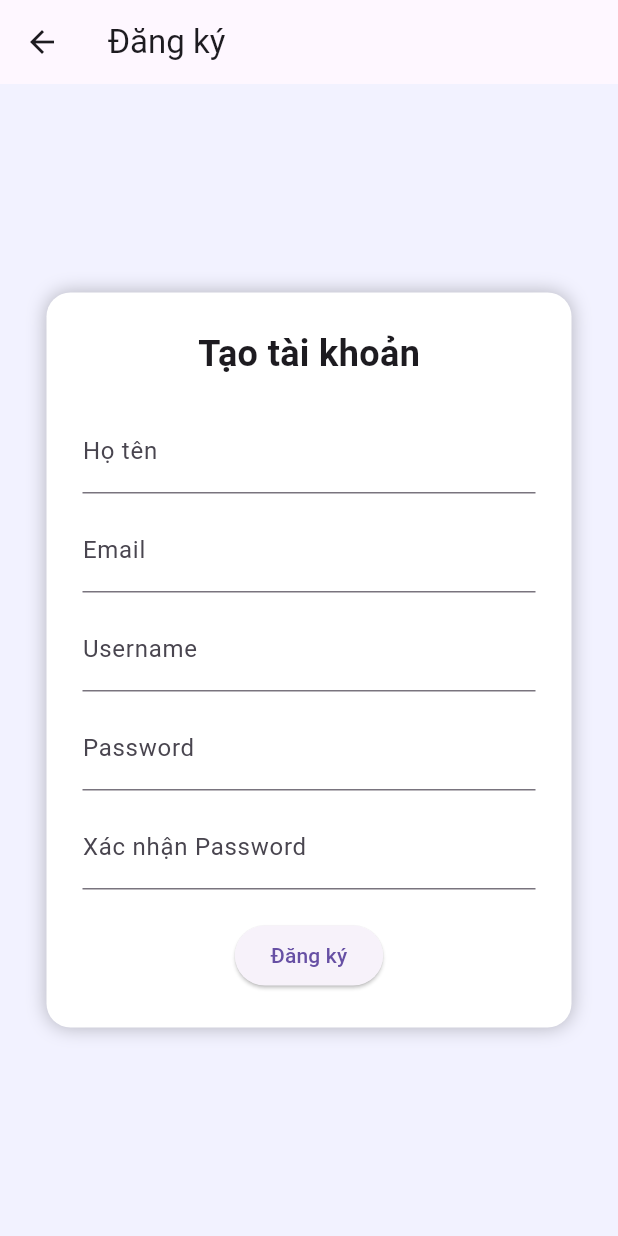
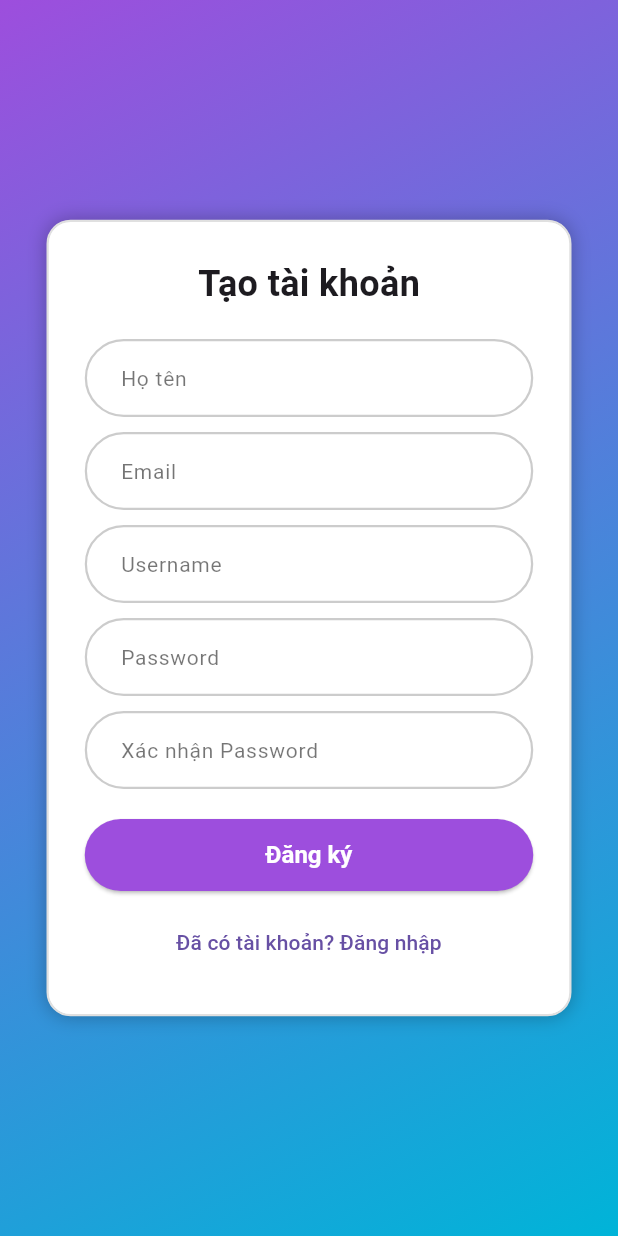
Before and after one commit to neradehiu/DevOps-app, a Flutter app: the screen it shows after launch, after a tap on "Đăng nhập", after a tap on "Chưa có tài khoản? Đăng ký", on a phone screen of 412 x 824 dp. Run offline on Flutter 3.47's test engine with Material 3 defaults, Android fonts, the phone set to English and light mode, and no system bars; our stand-ins replace flutter_secure_storage, get.

Commit message:
Cập nhật

```diff
--- a/lib/screens/login_screen.dart
+++ b/lib/screens/login_screen.dart
@@ -1,10 +1,11 @@
 import 'package:flutter/material.dart';
-import 'package:get/get.dart'; // nếu bạn dùng GetX để điều hướng
+import 'package:get/get.dart';
 import '../services/auth_service.dart';
 import '../models/login_request.dart';
 import 'register_screen.dart';
-import 'admin_screen.dart'; // bạn cần tạo màn này
-import 'user_screen.dart';  // bạn cần tạo màn này
+import 'admin_screen.dart';
+import 'user_screen.dart';
+import '../widgets/custom_input_decoration.dart';
 
 class LoginScreen extends StatefulWidget {
   const LoginScreen({super.key});
@@ -39,11 +40,10 @@ class _LoginScreenState extends State<LoginScreen> {
     final request = LoginRequest(username: username, password: password);
 
     final error = await _authService.login(request, (role) {
-      // ✅ Điều hướng theo vai trò
       if (role == "ROLE_ADMIN") {
         Get.offAll(() => const AdminScreen());
       } else {
-        Get.offAll(() => const UserScreen()); // USER và MANAGER dùng chung
+        Get.offAll(() => const UserScreen());
       }
     });
 
@@ -61,47 +61,98 @@ class _LoginScreenState extends State<LoginScreen> {
   @override
   Widget build(BuildContext context) {
     return Scaffold(
-      body: Center(
+      body: Container(
+        decoration: const BoxDecoration(
+          gradient: LinearGradient(
+            colors: [Color(0xFF9D4EDD), Color(0xFF00B4D8)],
+            begin: Alignment.topLeft,
+            end: Alignment.bottomRight,
+          ),
+        ),
+        child: Center(
           child: Container(
             width: 350,
             padding: const EdgeInsets.all(24),
             decoration: BoxDecoration(
               color: Colors.white,
               borderRadius: BorderRadius.circular(16),
-            boxShadow: const [BoxShadow(color: Colors.black26, blurRadius: 10)],
+              border: Border.all(
+                color: Colors.grey.shade300,
+                width: 1.5,
+              ),
+              boxShadow: const [
+                BoxShadow(color: Colors.black26, blurRadius: 10)
+              ],
             ),
             child: Column(
               mainAxisSize: MainAxisSize.min,
               children: [
-              const Text("Đăng nhập", style: TextStyle(fontSize: 24, fontWeight: FontWeight.bold)),
+                const Text(
+                  "Đăng nhập",
+                  style: TextStyle(fontSize: 24, fontWeight: FontWeight.bold),
+                ),
                 const SizedBox(height: 20),
                 TextField(
                   controller: _usernameController,
-                decoration: const InputDecoration(labelText: "Username"),
+                  decoration: customInputDecoration("Username"),
                 ),
                 const SizedBox(height: 10),
                 TextField(
                   controller: _passwordController,
-                decoration: const InputDecoration(labelText: "Password"),
+                  decoration: customInputDecoration("Password"),
                   obscureText: true,
                 ),
                 const SizedBox(height: 20),
                 if (_errorMessage != null)
-                Text(_errorMessage!, style: const TextStyle(color: Colors.red)),
+                  Text(
+                    _errorMessage!,
+                    style: const TextStyle(color: Colors.red),
+                  ),
+                const SizedBox(height: 10),
                 _isLoading
                     ? const CircularProgressIndicator()
-                  : ElevatedButton(
+                    : SizedBox(
+                  width: double.infinity,
+                  height: 48,
+                  child: ElevatedButton(
+                    style: ButtonStyle(
+                      backgroundColor: MaterialStateProperty.resolveWith<Color>(
+                            (Set<MaterialState> states) {
+                          if (states.contains(MaterialState.hovered)) {
+                            return const Color(0xFF7B82E0); // màu khi hover
+                          }
+                          return const Color(0xFF9D4EDD); // màu mặc định
+                        },
+                      ),
+                      foregroundColor: MaterialStateProperty.all<Color>(Colors.white),
+                      textStyle: MaterialStateProperty.all<TextStyle>(
+                        const TextStyle(fontSize: 16, fontWeight: FontWeight.bold),
+                      ),
+                      shape: MaterialStateProperty.all<RoundedRectangleBorder>(
+                        RoundedRectangleBorder(
+                          borderRadius: BorderRadius.circular(30),
+                        ),
+                      ),
+                    ),
                     onPressed: _login,
                     child: const Text("Đăng nhập"),
+                  ),
                 ),
                 const SizedBox(height: 10),
                 TextButton(
                   onPressed: () {
-                  Navigator.push(context, MaterialPageRoute(builder: (_) => const RegisterScreen()));
+                    Navigator.push(
+                      context,
+                      MaterialPageRoute(builder: (_) => const RegisterScreen()),
+                    );
                   },
-                child: const Text("Chưa có tài khoản? Đăng ký"),
+                  child: const Text(
+                    "Chưa có tài khoản? Đăng ký",
+                    style: TextStyle(fontWeight: FontWeight.w500),
+                  ),
                 )
               ],
+            ),
           ),
         ),
       ),
--- a/lib/screens/register_screen.dart
+++ b/lib/screens/register_screen.dart
@@ -1,6 +1,7 @@
 import 'package:flutter/material.dart';
 import '../models/register_request.dart';
 import '../services/auth_service.dart';
+import '../widgets/custom_input_decoration.dart';
 import 'login_screen.dart';
 
 class RegisterScreen extends StatefulWidget {
@@ -18,6 +19,8 @@ class _RegisterScreenState extends State<RegisterScreen> {
   final _emailController = TextEditingController();
   final AuthService _authService = AuthService();
 
+  String? _errorMessage;
+
   void _register() async {
     final username = _usernameController.text.trim();
     final password = _passwordController.text;
@@ -25,12 +28,27 @@ class _RegisterScreenState extends State<RegisterScreen> {
     final name = _nameController.text.trim();
     final email = _emailController.text.trim();
 
-    if (password != confirmPassword) {
-      ScaffoldMessenger.of(context).showSnackBar(
-        const SnackBar(content: Text("Mật khẩu xác nhận không khớp")),
-      );
+    if (username.isEmpty ||
+        password.isEmpty ||
+        confirmPassword.isEmpty ||
+        name.isEmpty ||
+        email.isEmpty) {
+      setState(() {
+        _errorMessage = "Vui lòng nhập đầy đủ thông tin";
+      });
       return;
     }
+
+    if (password != confirmPassword) {
+      setState(() {
+        _errorMessage = "Mật khẩu xác nhận không khớp";
+      });
+      return;
+    }
+
+    setState(() {
+      _errorMessage = null; // Clear error if any
+    });
 
     final request = RegisterRequest(
       username: username,
@@ -48,18 +66,24 @@ class _RegisterScreenState extends State<RegisterScreen> {
       );
       Navigator.pop(context); // Quay lại login
     } else {
-      ScaffoldMessenger.of(context).showSnackBar(
-        SnackBar(content: Text("Lỗi: $result")),
-      );
+      setState(() {
+        _errorMessage = "Lỗi: $result";
+      });
     }
   }
 
   @override
   Widget build(BuildContext context) {
     return Scaffold(
-      backgroundColor: const Color(0xFFF2F2FF),
-      appBar: AppBar(title: const Text("Đăng ký")),
-      body: Center(
+      body: Container(
+        decoration: const BoxDecoration(
+          gradient: LinearGradient(
+            colors: [Color(0xFF9D4EDD), Color(0xFF00B4D8)],
+            begin: Alignment.topLeft,
+            end: Alignment.bottomRight,
+          ),
+        ),
+        child: Center(
           child: SingleChildScrollView(
             child: Container(
               width: 350,
@@ -67,6 +91,7 @@ class _RegisterScreenState extends State<RegisterScreen> {
               decoration: BoxDecoration(
                 color: Colors.white,
                 borderRadius: BorderRadius.circular(16),
+                border: Border.all(color: Colors.grey.shade300, width: 1.5),
                 boxShadow: const [
                   BoxShadow(color: Colors.black26, blurRadius: 10)
                 ],
@@ -81,30 +106,76 @@ class _RegisterScreenState extends State<RegisterScreen> {
                   const SizedBox(height: 20),
                   TextField(
                     controller: _nameController,
-                    decoration: const InputDecoration(labelText: "Họ tên")),
+                    decoration: customInputDecoration("Họ tên"),
+                  ),
                   const SizedBox(height: 10),
                   TextField(
                     controller: _emailController,
-                    decoration: const InputDecoration(labelText: "Email")),
+                    decoration: customInputDecoration("Email"),
+                  ),
                   const SizedBox(height: 10),
                   TextField(
                     controller: _usernameController,
-                    decoration: const InputDecoration(labelText: "Username")),
+                    decoration: customInputDecoration("Username"),
+                  ),
                   const SizedBox(height: 10),
                   TextField(
                     controller: _passwordController,
-                    decoration: const InputDecoration(labelText: "Password"),
-                    obscureText: true),
+                    decoration: customInputDecoration("Password"),
+                    obscureText: true,
+                  ),
                   const SizedBox(height: 10),
                   TextField(
                     controller: _confirmPasswordController,
-                    decoration:
-                    const InputDecoration(labelText: "Xác nhận Password"),
-                    obscureText: true),
-                const SizedBox(height: 20),
-                ElevatedButton(
-                    onPressed: _register, child: const Text("Đăng ký"))
+                    decoration: customInputDecoration("Xác nhận Password"),
+                    obscureText: true,
+                  ),
+                  const SizedBox(height: 10),
+                  if (_errorMessage != null)
+                    Text(
+                      _errorMessage!,
+                      style: const TextStyle(color: Colors.red),
+                    ),
+                  const SizedBox(height: 10),
+                  SizedBox(
+                    width: double.infinity,
+                    height: 48,
+                    child: ElevatedButton(
+                      style: ButtonStyle(
+                        backgroundColor: MaterialStateProperty.resolveWith<Color>(
+                              (Set<MaterialState> states) {
+                            if (states.contains(MaterialState.hovered)) {
+                              return const Color(0xFF7B82E0); // Hover
+                            }
+                            return const Color(0xFF9D4EDD); // Default
+                          },
+                        ),
+                        foregroundColor: MaterialStateProperty.all<Color>(Colors.white),
+                        textStyle: MaterialStateProperty.all<TextStyle>(
+                          const TextStyle(fontSize: 16, fontWeight: FontWeight.bold),
+                        ),
+                        shape: MaterialStateProperty.all<RoundedRectangleBorder>(
+                          RoundedRectangleBorder(
+                            borderRadius: BorderRadius.circular(30),
+                          ),
+                        ),
+                      ),
+                      onPressed: _register,
+                      child: const Text("Đăng ký"),
+                    ),
+                  ),
+                  const SizedBox(height: 10),
+                  TextButton(
+                    onPressed: () {
+                      Navigator.pop(context);
+                    },
+                    child: const Text(
+                      "Đã có tài khoản? Đăng nhập",
+                      style: TextStyle(fontWeight: FontWeight.w500),
+                    ),
+                  ),
                 ],
+              ),
             ),
           ),
         ),
--- /dev/null
+++ b/lib/widgets/custom_input_decoration.dart
@@ -0,0 +1,28 @@
+import 'package:flutter/material.dart';
+
+InputDecoration customInputDecoration(String label) {
+  return InputDecoration(
+    labelText: label,
+    labelStyle: const TextStyle(
+      color: Colors.black54,
+      fontSize: 14,
+    ),
+    filled: true,
+    fillColor: Colors.white,
+    enabledBorder: OutlineInputBorder(
+      borderRadius: BorderRadius.circular(30),
+      borderSide: const BorderSide(
+        color: Color(0xFFCCCCCC),
+        width: 1.5,
+      ),
+    ),
+    focusedBorder: OutlineInputBorder(
+      borderRadius: BorderRadius.circular(30),
+      borderSide: const BorderSide(
+        width: 2,
+        color: Color(0xFF5E60CE),
+      ),
+    ),
+    contentPadding: const EdgeInsets.symmetric(horizontal: 20, vertical: 14),
+  );
+}
```
Lines whose indentation alone changed are shown as unchanged.
